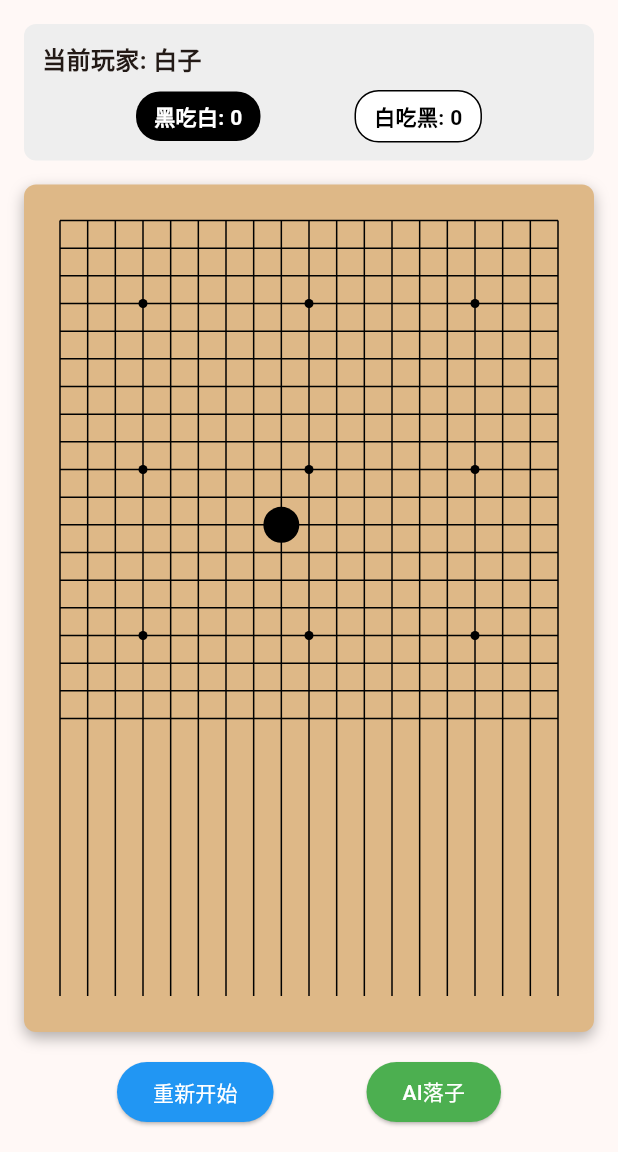
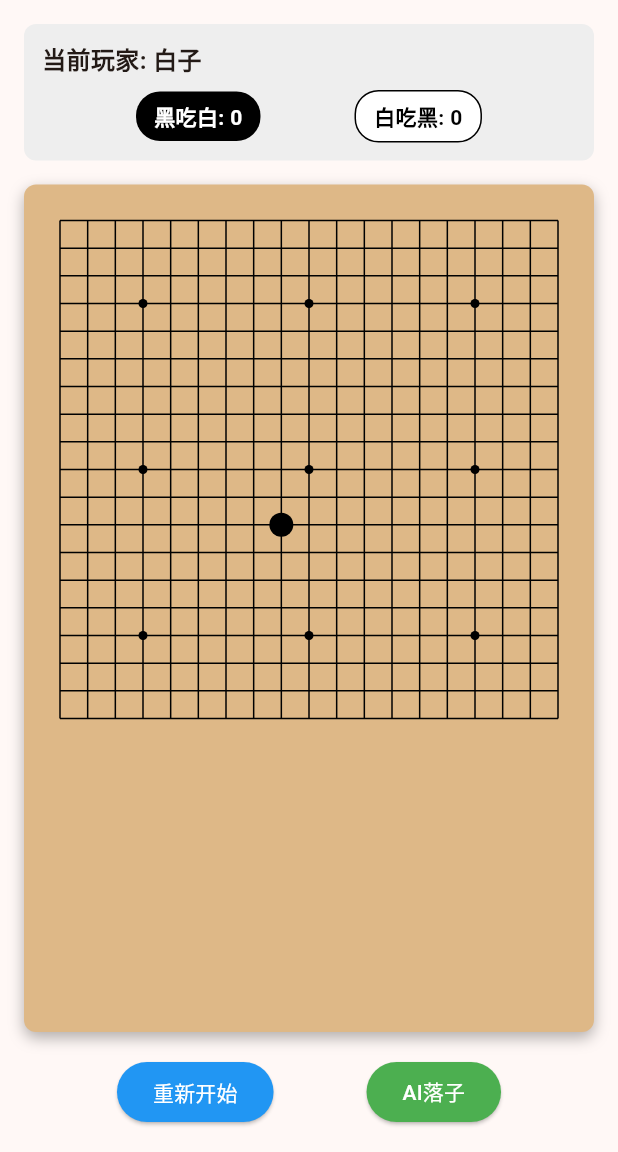
Before and after one commit to chenqi2013/rwkv_go, a Flutter app: the screen it shows after launch, after a tap on "AI落子", on a phone screen of 412 x 824 dp, the part 84-1236 px from its top. Run offline on Flutter 3.47's test engine with Material 3 defaults, Android fonts, the phone set to English and light mode, and no system bars; our stand-ins replace get.

Commit message:
适配手机UI

```diff
--- a/lib/widgets/go_board.dart
+++ b/lib/widgets/go_board.dart
@@ -148,7 +148,9 @@ class GoBoard extends StatelessWidget {
   Widget _buildStones() {
     return LayoutBuilder(
       builder: (context, constraints) {
-        double stoneRadius = 12.0; // 棋子半径
+        // 根据屏幕大小动态调整棋子大小
+        double screenWidth = MediaQuery.of(context).size.width;
+        double stoneRadius = screenWidth < 600 ? 8.0 : 12.0; // 手机屏幕棋子更小
         double padding = 12.0;
         double availableSize = constraints.maxWidth - 2 * padding;
         double cellSize = availableSize / 18;
@@ -164,8 +166,8 @@ class GoBoard extends StatelessWidget {
                 child: GestureDetector(
                   onTap: () => _onStoneTap(row, col),
                   child: Container(
-                    width: 24,
-                    height: 24,
+                    width: stoneRadius * 2,
+                    height: stoneRadius * 2,
                     decoration: BoxDecoration(
                       shape: BoxShape.circle,
                       color: _getStoneColor(row, col),
@@ -252,7 +254,7 @@ class GoBoardPainter extends CustomPainter {
     for (int i = 0; i <= 18; i++) {
       canvas.drawLine(
         Offset(padding + i * cellSize, padding),
-        Offset(padding + i * cellSize, size.height - padding),
+        Offset(padding + i * cellSize, padding + 18 * cellSize), // 修复：使用正确的结束位置
         paint,
       );
     }
@@ -261,7 +263,7 @@ class GoBoardPainter extends CustomPainter {
     for (int i = 0; i <= 18; i++) {
       canvas.drawLine(
         Offset(padding, padding + i * cellSize),
-        Offset(size.width - padding, padding + i * cellSize),
+        Offset(padding + 18 * cellSize, padding + i * cellSize), // 修复：使用正确的结束位置
         paint,
       );
     }
```
